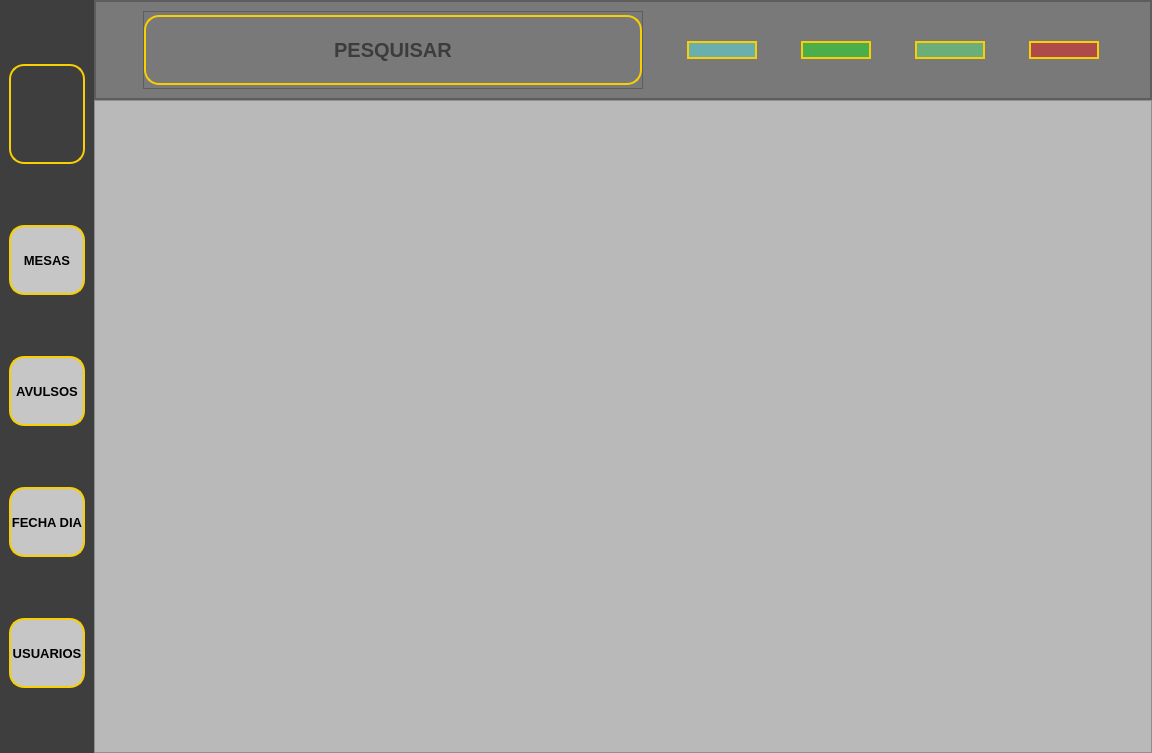
The window that uic/Bemvindo.ui (Lum000/Comanda2.0) describes before a commit, drawn with Qt 5.
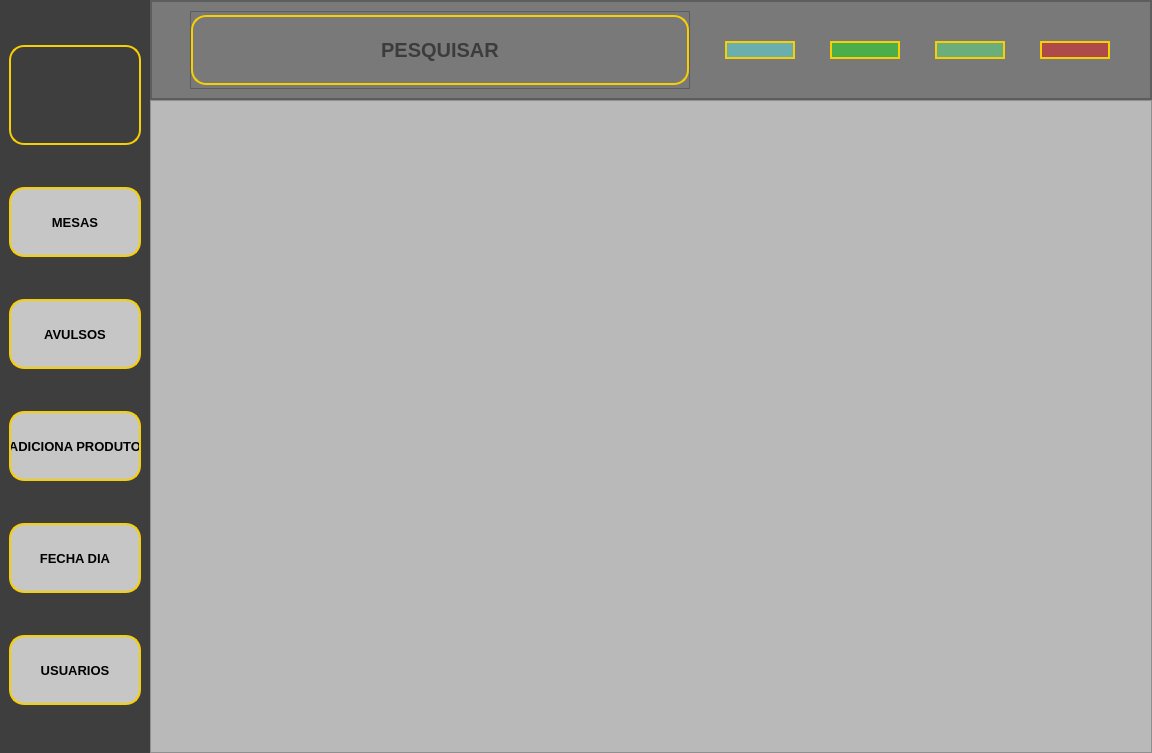
The same window after the commit. Icons and pictures are not drawn.

```diff
--- a/uic/Bemvindo.ui
+++ b/uic/Bemvindo.ui
@@ -475,6 +475,44 @@
          </property>
         </widget>
        </item>
+       <item>
+        <widget class="QPushButton" name="adicionar_2">
+         <property name="minimumSize">
+          <size>
+           <width>70</width>
+           <height>70</height>
+          </size>
+         </property>
+         <property name="font">
+          <font>
+           <pointsize>10</pointsize>
+           <weight>75</weight>
+           <bold>true</bold>
+          </font>
+         </property>
+         <property name="styleSheet">
+          <string notr="true">QPushButton{
+background-color: rgb(198, 198, 198);
+border: 2px solid rgb(248, 207, 2);
+border-radius:15px;
+color: rgb(0, 0, 0)
+}
+
+QPushButton:hover{
+border: 2px solid rgb(255, 255, 0);
+background-color: rgb(227, 227, 227)
+}
+
+QPushButton:pressed{
+background-color: rgb(255, 255, 255);
+border: 5px solid rgb(248, 207, 2);
+}</string>
+         </property>
+         <property name="text">
+          <string>ADICIONA PRODUTO</string>
+         </property>
+        </widget>
+       </item>
        <item>
         <widget class="QPushButton" name="fechadia">
          <property name="minimumSize">
```
